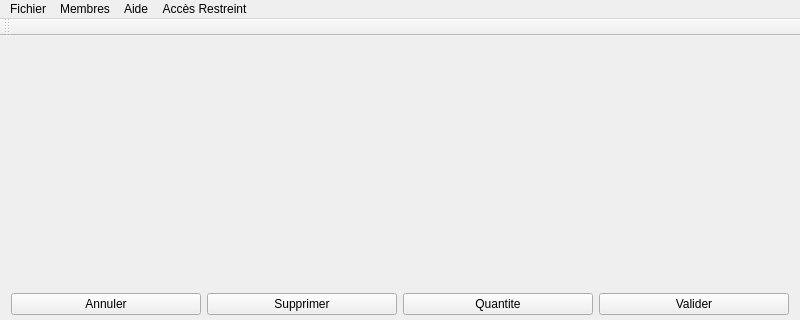
First picture: the form in mainwindow.ui, repository Yt-trium/HgPOS_OLD, before the edit; both pictures show x 0 to 800 and y 0 to 320 of the 800 by 600 pixel window.
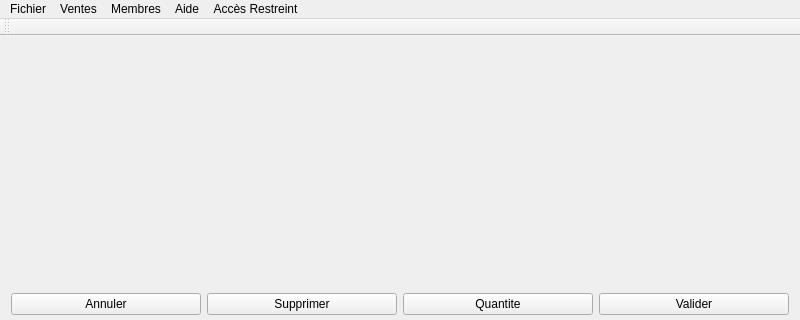
Second picture: the form after the edit. Icons and pictures are not drawn.

```diff
--- a/mainwindow.ui
+++ b/mainwindow.ui
@@ -125,7 +125,14 @@
     <addaction name="actionRecherche"/>
     <addaction name="actionReservations"/>
    </widget>
+   <widget class="QMenu" name="menuVentes">
+    <property name="title">
+     <string>Ventes</string>
+    </property>
+    <addaction name="actionAnnulation"/>
+   </widget>
    <addaction name="menuFichier"/>
+   <addaction name="menuVentes"/>
    <addaction name="menuMembres"/>
    <addaction name="menuAide"/>
    <addaction name="menuAcc_s_Restreint"/>
```
Left out of the diff: 5 changed lines with no effect on the pictures.
